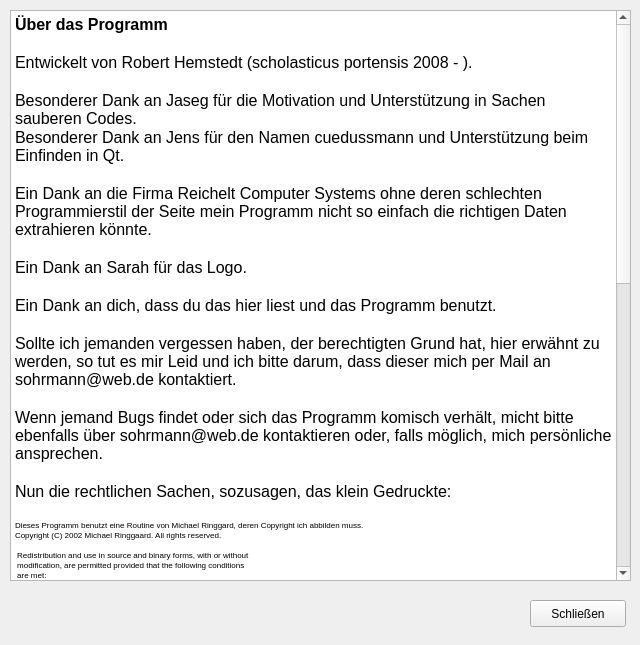
This is thanks.ui in euklid/cuedussmann as Qt 5 draws it before an edit. The edited form follows.
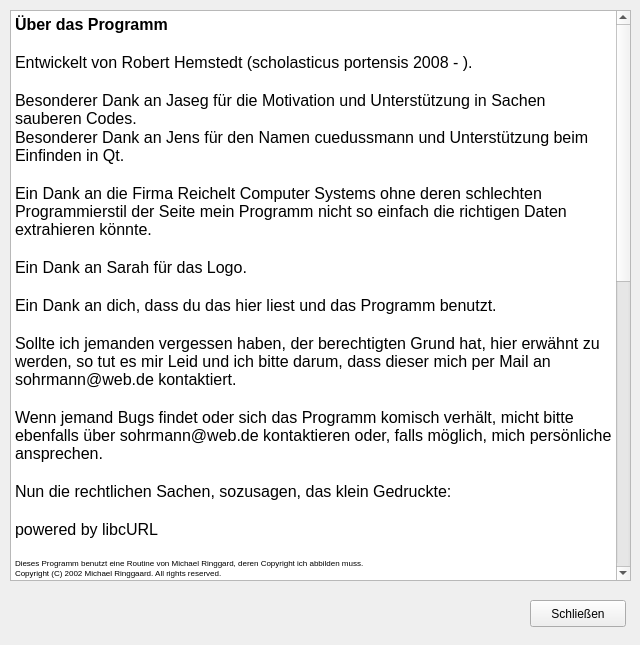
This is the edited form. Icons and pictures are not drawn.

Patch:
```diff
--- a/thanks.ui
+++ b/thanks.ui
@@ -46,6 +46,8 @@
 &lt;p style=&quot;-qt-paragraph-type:empty; margin-top:0px; margin-bottom:0px; margin-left:0px; margin-right:0px; -qt-block-indent:0; text-indent:0px; font-size:12pt;&quot;&gt;&lt;/p&gt;
 &lt;p style=&quot; margin-top:0px; margin-bottom:0px; margin-left:0px; margin-right:0px; -qt-block-indent:0; text-indent:0px;&quot;&gt;&lt;span style=&quot; font-size:12pt;&quot;&gt;Nun die rechtlichen Sachen, sozusagen, das klein Gedruckte:&lt;/span&gt;&lt;/p&gt;
 &lt;p style=&quot;-qt-paragraph-type:empty; margin-top:0px; margin-bottom:0px; margin-left:0px; margin-right:0px; -qt-block-indent:0; text-indent:0px; font-size:12pt;&quot;&gt;&lt;/p&gt;
+&lt;p style=&quot; margin-top:0px; margin-bottom:0px; margin-left:0px; margin-right:0px; -qt-block-indent:0; text-indent:0px;&quot;&gt;&lt;span style=&quot; font-size:12pt;&quot;&gt;powered by libcURL &lt;/span&gt;&lt;img src=&quot;:/favicon.png&quot; /&gt;&lt;/p&gt;
+&lt;p style=&quot;-qt-paragraph-type:empty; margin-top:0px; margin-bottom:0px; margin-left:0px; margin-right:0px; -qt-block-indent:0; text-indent:0px; font-size:12pt;&quot;&gt;&lt;/p&gt;
 &lt;p style=&quot; margin-top:0px; margin-bottom:0px; margin-left:0px; margin-right:0px; -qt-block-indent:0; text-indent:0px;&quot;&gt;&lt;span style=&quot; font-size:6pt;&quot;&gt;Dieses Programm benutzt eine Routine von Michael Ringgard, deren Copyright ich abbilden muss.&lt;/span&gt;&lt;/p&gt;
 &lt;p style=&quot; margin-top:0px; margin-bottom:0px; margin-left:0px; margin-right:0px; -qt-block-indent:0; text-indent:0px;&quot;&gt;&lt;span style=&quot; font-size:6pt; color:#000000;&quot;&gt;Copyright (C) 2002 Michael Ringgaard. All rights reserved.&lt;/span&gt;&lt;/p&gt;
 &lt;p style=&quot;-qt-paragraph-type:empty; margin-top:0px; margin-bottom:0px; margin-left:0px; margin-right:0px; -qt-block-indent:0; text-indent:0px; font-family:'Courier New,courier'; font-size:6pt; color:#000000;&quot;&gt;&lt;/p&gt;
```
